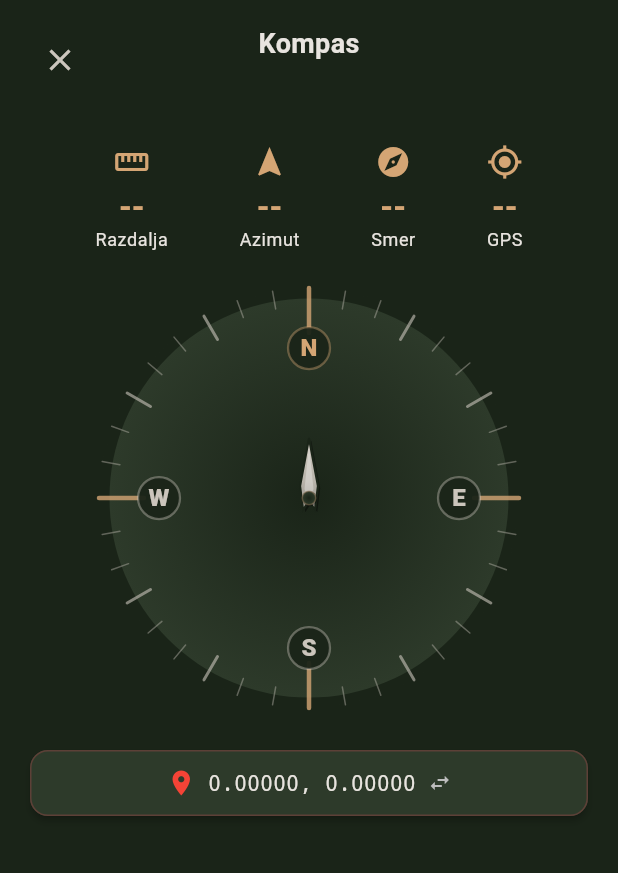
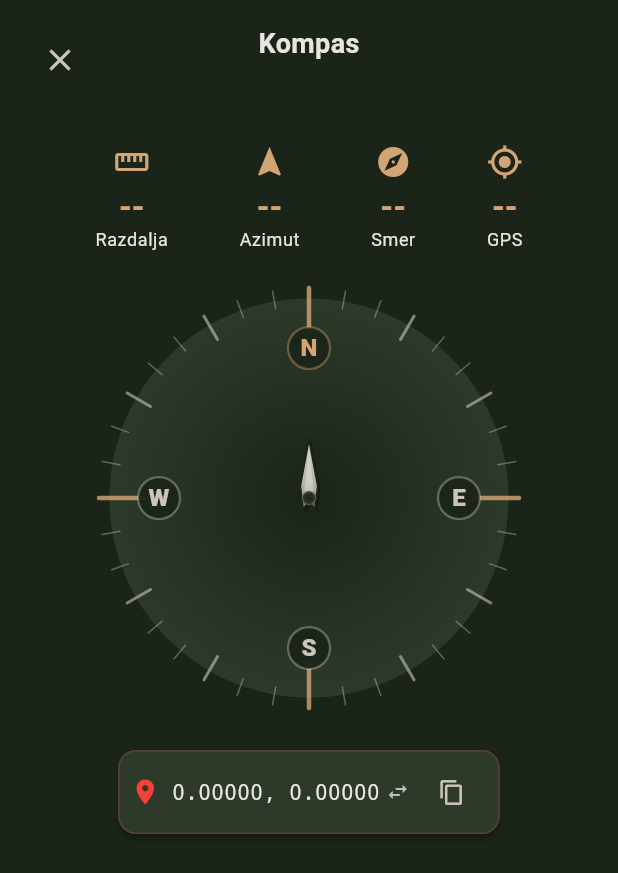
Before and after one commit to dz0ny/gozdar, a Flutter app: the NavigationCompassDialog widget shown alone on an empty page, opened directly with empty values, on a phone screen of 412 x 824 dp. Shown: the top 873 px of the screen. Run offline on Flutter 3.47's test engine with Material 3 defaults, Android fonts, the phone set to English and light mode, and no system bars; our stand-ins replace file_picker, firebase_analytics, firebase_core, firebase_crashlytics, flutter_compass, flutter_map and 7 more; missing offline and left inert: excel, flutter_geokit, flutter_map_tile_caching, ota_update, proj4dart; accounts and stored records are empty; generated files the repository leaves out were written again; network calls fail.

```diff
--- a/lib/widgets/navigation_compass_dialog.dart
+++ b/lib/widgets/navigation_compass_dialog.dart
@@ -1,6 +1,7 @@
 import 'dart:async';
 import 'dart:math';
 import 'package:flutter/material.dart';
+import 'package:flutter/services.dart';
 import 'package:geolocator/geolocator.dart';
 import 'package:flutter_compass/flutter_compass.dart';
 import 'package:latlong2/latlong.dart';
@@ -379,20 +380,24 @@ class _NavigationCompassDialogState extends State<NavigationCompassDialog> {
           '${widget.targetLocation.latitude.toStringAsFixed(5)}, ${widget.targetLocation.longitude.toStringAsFixed(5)}';
     }
 
-    return GestureDetector(
+    return Card(
+      child: Padding(
+        padding: const EdgeInsets.symmetric(horizontal: 8, vertical: 4),
+        child: Row(
+          mainAxisAlignment: MainAxisAlignment.center,
+          mainAxisSize: MainAxisSize.min,
+          children: [
+            const Icon(Icons.location_on, color: Colors.red, size: 20),
+            const SizedBox(width: 8),
+            GestureDetector(
               onTap: () {
                 setState(() {
                   _showDMS = !_showDMS;
                 });
               },
-      child: Card(
-        child: Padding(
-          padding: const EdgeInsets.all(12),
               child: Row(
-            mainAxisAlignment: MainAxisAlignment.center,
+                mainAxisSize: MainAxisSize.min,
                 children: [
-              const Icon(Icons.location_on, color: Colors.red, size: 20),
-              const SizedBox(width: 8),
                   Text(
                     displayText,
                     style: Theme.of(context).textTheme.bodyMedium?.copyWith(
@@ -400,10 +405,30 @@ class _NavigationCompassDialogState extends State<NavigationCompassDialog> {
                       fontWeight: FontWeight.w500,
                     ),
                   ),
-              const SizedBox(width: 8),
+                  const SizedBox(width: 4),
                   Icon(Icons.swap_horiz, size: 16, color: Colors.grey.shade400),
                 ],
               ),
+            ),
+            const SizedBox(width: 4),
+            IconButton(
+              icon: const Icon(Icons.copy, size: 18),
+              tooltip: 'Kopiraj koordinate',
+              padding: EdgeInsets.zero,
+              constraints: const BoxConstraints(minWidth: 32, minHeight: 32),
+              onPressed: () {
+                final copyText =
+                    '${widget.targetLocation.latitude.toStringAsFixed(6)}, ${widget.targetLocation.longitude.toStringAsFixed(6)}';
+                Clipboard.setData(ClipboardData(text: copyText));
+                ScaffoldMessenger.of(context).showSnackBar(
+                  const SnackBar(
+                    content: Text('Koordinate kopirane'),
+                    duration: Duration(seconds: 2),
+                  ),
+                );
+              },
+            ),
+          ],
         ),
       ),
     );
--- a/pubspec.yaml
+++ b/pubspec.yaml
@@ -16,7 +16,7 @@ publish_to: 'none' # Remove this line if you wish to publish to pub.dev
 # https://developer.apple.com/library/archive/documentation/General/Reference/InfoPlistKeyReference/Articles/CoreFoundationKeys.html
 # In Windows, build-name is used as the major, minor, and patch parts
 # of the product and file versions while build-number is used as the build suffix.
-version: 2025.1211.4+49
+version: 2025.1214.1+50
 
 environment:
   sdk: ^3.9.2
```
Also changed, not shown: 13 other files. Lines whose indentation alone changed are shown as unchanged.
